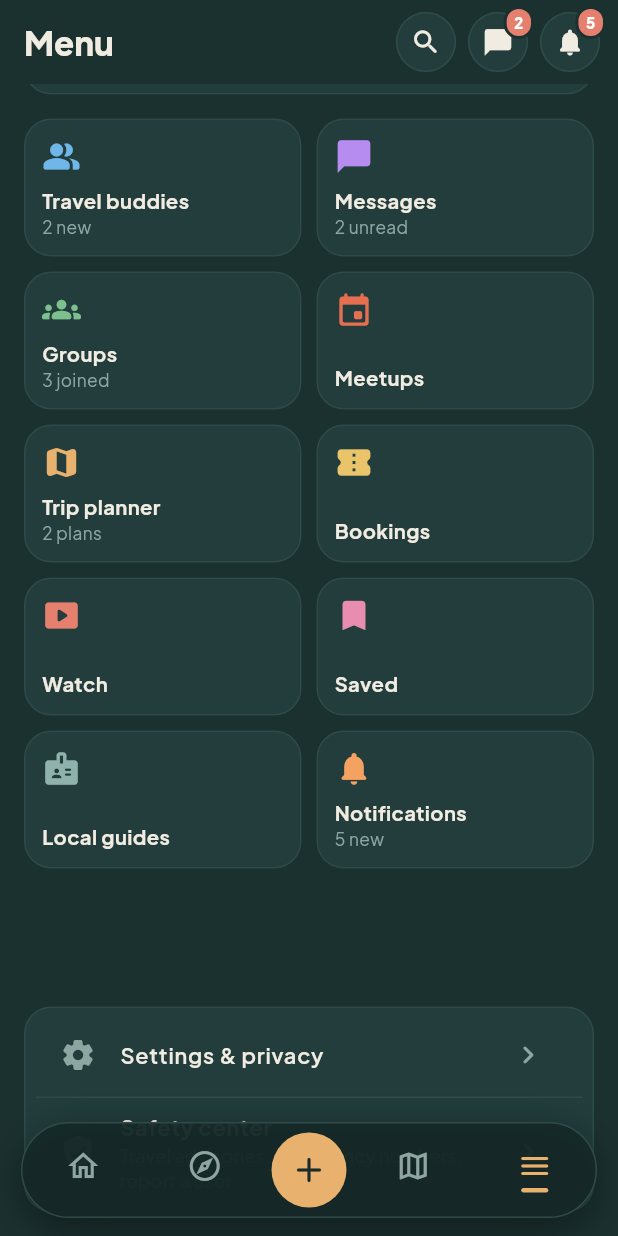
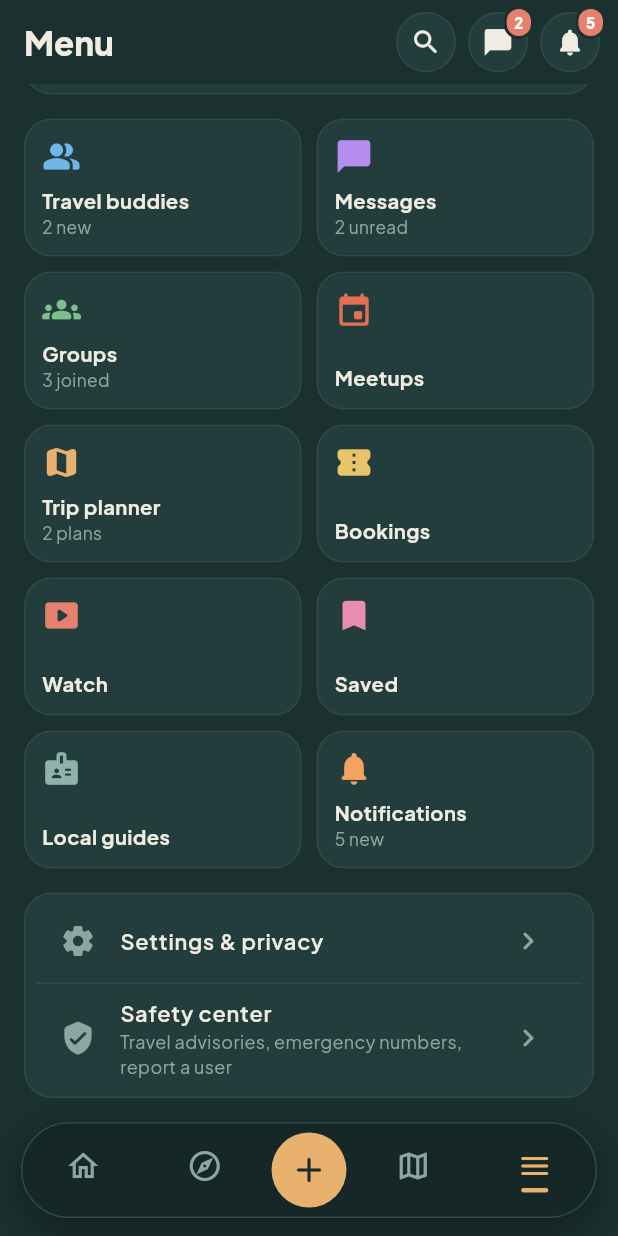
Before and after one commit to MdFarhadHossenImon/ExploreHub_TravelCommunityApp, a Flutter app: the Shell screen opened directly, item 5 of the bottom bar chosen, scrolled down 89 dp, on a phone screen of 412 x 824 dp. Run offline on Flutter 3.47's test engine with Material 3 defaults, Android fonts, the phone set to English and light mode, and no system bars; our stand-ins replace google_fonts, image_picker, supabase_flutter, video_player, visibility_detector; missing offline and left inert: video_compress; accounts and stored records are empty; network calls fail.

Commit message:
Keep page content above the phone navigation bar
Co-Authored-By: Claude Opus 5.5 <noreply@anthropic.com>
Claude-Session: https://claude.ai/code/session_01KbBb99KZSFt8E3zHgPc5uT

```diff
--- a/lib/screens/shell.dart
+++ b/lib/screens/shell.dart
@@ -74,7 +74,7 @@ class Shell extends StatelessWidget {
         if (Bp.isWide(context)) {
           return Scaffold(body: Row(children: [_SideRail(index: i), Expanded(child: body)]));
         }
-        return Scaffold(extendBody: true, body: body, bottomNavigationBar: _PillBar(index: i));
+        return Scaffold(extendBody: false, body: body, bottomNavigationBar: _PillBar(index: i));
       },
     );
   }
```
